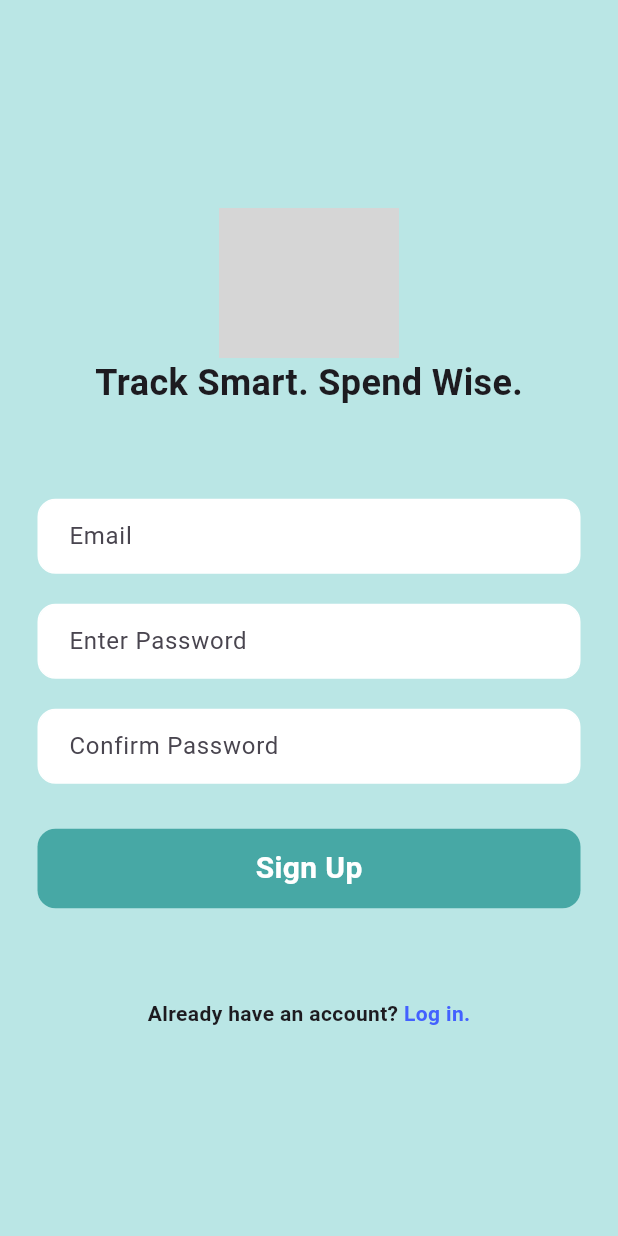
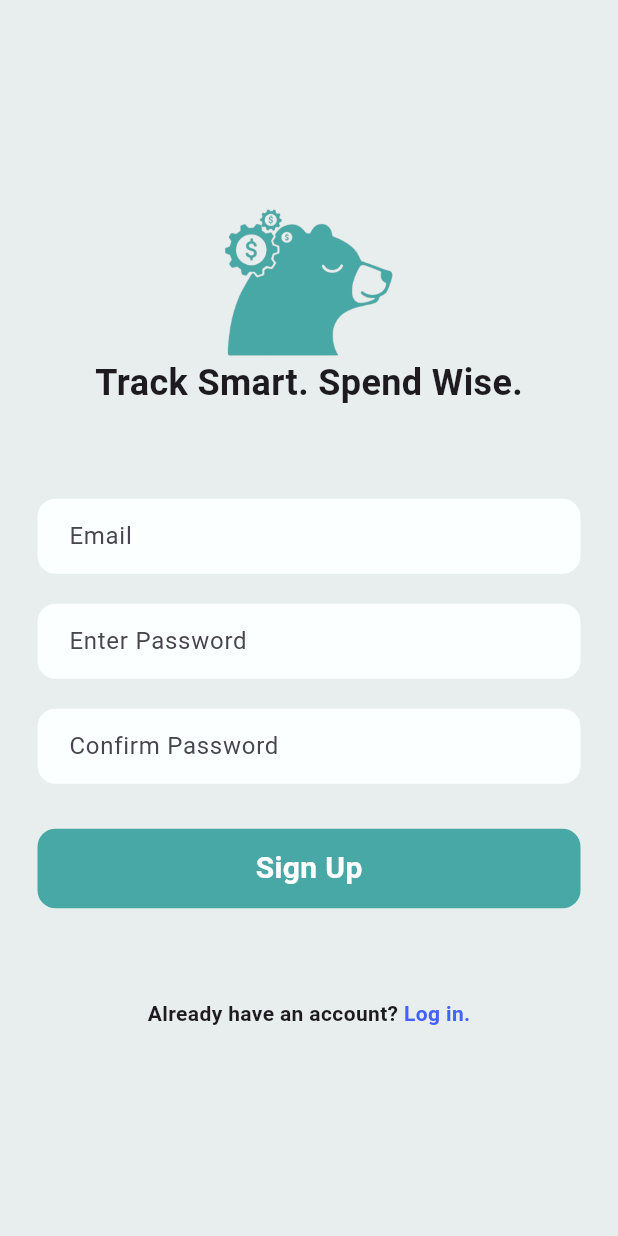
Before and after one commit to nooele2/BudgetBear, a Flutter app: the screen it shows after launch, after a tap on "Sign up.", on a phone screen of 412 x 824 dp. Run offline on Flutter 3.47's test engine with Material 3 defaults, Android fonts, the phone set to English and light mode, and no system bars; our stand-ins replace cloud_firestore, firebase_auth, firebase_core, google_fonts; accounts and stored records are empty; network calls fail; Roboto replaces fonts that are missing (Italianno); grey boxes are pictures that could not be loaded.

Commit message:
login register theme changed

```diff
--- a/lib/pages/login_page.dart
+++ b/lib/pages/login_page.dart
@@ -64,7 +64,7 @@ class _LoginPageState extends State<LoginPage> {
   Widget build(BuildContext context) {
     return Scaffold(
       resizeToAvoidBottomInset: true,
-      backgroundColor: const Color.fromRGBO(186, 230, 229, 1),
+      backgroundColor: const Color.fromRGBO(232, 237, 237, 1),
       body: SafeArea(
         child: Center(
           child: SingleChildScrollView(
@@ -74,7 +74,7 @@ class _LoginPageState extends State<LoginPage> {
                 children: [
                   //logo
                   Image.asset(
-                    'assets/images/matcha2.png',
+                    'assets/images/budgetbear.png',
                     height: 100,
                     width: 120,
                   ),
@@ -95,8 +95,8 @@ class _LoginPageState extends State<LoginPage> {
                     padding: const EdgeInsets.symmetric(horizontal: 25.0),
                     child: Container(
                       decoration: BoxDecoration(
-                        color: Colors.white,
-                        border: Border.all(color: Colors.white),
+                        color: const Color.fromRGBO(251, 255, 255, 1),
+                        border: Border.all(color: const Color.fromRGBO(251, 255, 255, 1)),
                         borderRadius: BorderRadius.circular(12),
                       ),
                       child: Padding(
@@ -119,8 +119,8 @@ class _LoginPageState extends State<LoginPage> {
                     padding: const EdgeInsets.symmetric(horizontal: 25.0),
                     child: Container(
                       decoration: BoxDecoration(
-                        color: Colors.white,
-                        border: Border.all(color: Colors.white),
+                        color: const Color.fromRGBO(251, 255, 255, 1),
+                        border: Border.all(color: const Color.fromRGBO(251, 255, 255, 1)),
                         borderRadius: BorderRadius.circular(12),
                       ),
                       child: Padding(
--- a/lib/pages/register_page.dart
+++ b/lib/pages/register_page.dart
@@ -83,7 +83,7 @@ class _RegisterPageState extends State<RegisterPage> {
   Widget build(BuildContext context) {
     return Scaffold(
       resizeToAvoidBottomInset: true,
-      backgroundColor: const Color.fromRGBO(186, 230, 229, 1),
+      backgroundColor: const Color.fromRGBO(232, 237, 237, 1),
       body: SafeArea(
         child: Center(
           child: SingleChildScrollView(
@@ -93,7 +93,7 @@ class _RegisterPageState extends State<RegisterPage> {
                 children: [
                   //logo
                   Image.asset(
-                    'assets/images/matcha2.png',
+                    'assets/images/budgetbear.png',
                     height: 100,
                     width: 120,
                   ),
@@ -114,8 +114,8 @@ class _RegisterPageState extends State<RegisterPage> {
                     padding: const EdgeInsets.symmetric(horizontal: 25.0),
                     child: Container(
                       decoration: BoxDecoration(
-                        color: Colors.white,
-                        border: Border.all(color: Colors.white),
+                        color: const Color.fromRGBO(251, 255, 255, 1),
+                        border: Border.all(color: const Color.fromRGBO(251, 255, 255, 1)),
                         borderRadius: BorderRadius.circular(12),
                       ),
                       child: Padding(
@@ -138,8 +138,8 @@ class _RegisterPageState extends State<RegisterPage> {
                     padding: const EdgeInsets.symmetric(horizontal: 25.0),
                     child: Container(
                       decoration: BoxDecoration(
-                        color: Colors.white,
-                        border: Border.all(color: Colors.white),
+                        color: const Color.fromRGBO(251, 255, 255, 1),
+                        border: Border.all(color: const Color.fromRGBO(251, 255, 255, 1)),
                         borderRadius: BorderRadius.circular(12),
                       ),
                       child: Padding(
@@ -160,8 +160,8 @@ class _RegisterPageState extends State<RegisterPage> {
                     padding: const EdgeInsets.symmetric(horizontal: 25.0),
                     child: Container(
                       decoration: BoxDecoration(
-                        color: Colors.white,
-                        border: Border.all(color: Colors.white),
+                        color: const Color.fromRGBO(251, 255, 255, 1),
+                        border: Border.all(color: const Color.fromRGBO(251, 255, 255, 1)),
                         borderRadius: BorderRadius.circular(12),
                       ),
                       child: Padding(
--- a/pubspec.yaml
+++ b/pubspec.yaml
@@ -65,9 +65,8 @@ flutter:
   uses-material-design: true
 
   # To add assets to your application, add an assets section, like this:
-  # assets:
-  #   - images/a_dot_burr.jpeg
-  #   - images/a_dot_ham.jpeg
+  assets:
+    - assets/images/budgetbear.png
 
   # An image asset can refer to one or more resolution-specific "variants", see
   # https://flutter.dev/to/resolution-aware-images
```
Also changed, not shown: assets/images/budget bear.png (deleted), assets/images/budgetbear.png (added).
